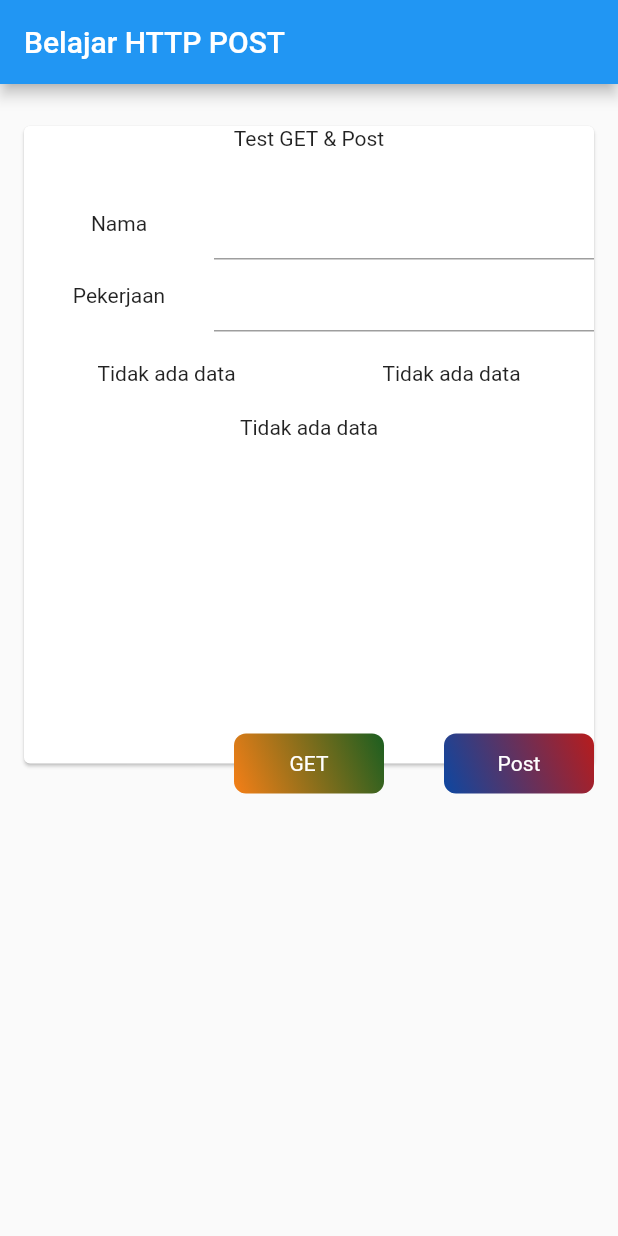
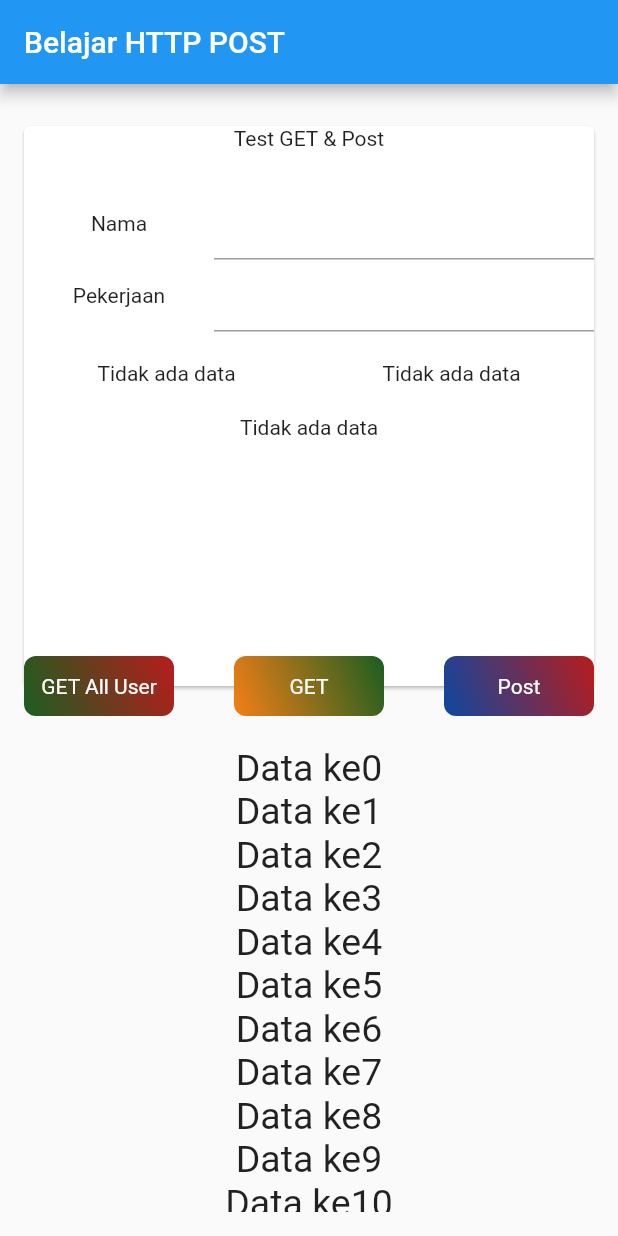
Before and after one commit to mtomyis/flutterku, a Flutter app: the screen it shows after launch, on a phone screen of 412 x 824 dp. Run offline on Flutter 3.47's test engine with Material 2 defaults, Android fonts, the phone set to English and light mode, and no system bars; our stand-ins replace logger.

Commit message:
get data json to listview

```diff
--- /dev/null
+++ b/lib/get_all_user_modal.dart
@@ -0,0 +1,57 @@
+import 'dart:convert';
+import 'package:http/http.dart' as http;
+
+class AllUser {
+  String id;
+  String name;
+
+  AllUser({this.id, this.name});
+
+  factory AllUser.showAllUser(Map<String, dynamic> object){
+    return AllUser(id: object['id'].toString(), name: object['first_name']+' '+object['last_name']);
+  }
+
+  static Future<List<AllUser>> connectToAPI(String page) async {
+
+    String apiURL = 'https://reqres.in/api/users?page='+page;
+
+    var apiResult = await http.get(apiURL);
+    var jsonObject = json.decode(apiResult.body);
+    List<dynamic> listUser = (jsonObject as Map<String, dynamic>)['data'];
+
+    List<AllUser> allUser = [];
+    for (int i=0; i<listUser.length; i++)
+      allUser.add(AllUser.showAllUser(listUser[i]));
+
+    return allUser;
+  }
+
+}
+
+// json response
+// {
+//     "page": 2,
+//     "per_page": 6,
+//     "total": 12,
+//     "total_pages": 2,
+//     "data": [
+//         {
+//             "id": 7,
+//             "email": "michael.lawson@reqres.in",
+//             "first_name": "Michael",
+//             "last_name": "Lawson",
+//             "avatar": "https://reqres.in/img/faces/7-image.jpg"
+//         },
+//         {
+//             "id": 8,
+//             "email": "lindsay.ferguson@reqres.in",
+//             "first_name": "Lindsay",
+//             "last_name": "Ferguson",
+//             "avatar": "https://reqres.in/img/faces/8-image.jpg"
+//         }
+//     ],
+//     "support": {
+//         "url": "https://reqres.in/#support-heading",
+//         "text": "To keep ReqRes free, contributions towards server costs are appreciated!"
+//     }
+// }
--- a/lib/main.dart
+++ b/lib/main.dart
@@ -1,6 +1,7 @@
 // import 'dart:math';
 
 import 'package:flutter/material.dart';
+import 'package:flutterku/get_all_user_modal.dart';
 import 'package:flutterku/get_user_modal.dart';
 import 'package:flutterku/login_page.dart';
 import 'package:flutterku/post_result_modal.dart';
@@ -570,9 +571,21 @@ class MyApp extends StatefulWidget {
 }
 
 class _MyAppState extends State<MyApp> {
+  List<Widget> widgets = [];
+
+  _MyAppState() {
+    for (var i = 0; i < 15; i++) {
+      widgets.add(Text(
+        "Data ke" + i.toString(),
+        style: TextStyle(fontSize: 25),
+      ));
+    }
+  }
+
   Logger logger = Logger();
   PostResult postResult = null;
   UserResult userResult = null;
+  AllUser allUser = null;
 
   final myController_name = TextEditingController();
   final myControllerjob = TextEditingController();
@@ -742,11 +755,71 @@ class _MyAppState extends State<MyApp> {
                         ),
                       ),
                     ),
+                    Align(
+                      alignment: Alignment.bottomLeft,
+                      child: Container(
+                        width: 100,
+                        height: 40,
+                        decoration: BoxDecoration(
+                            borderRadius: BorderRadius.circular(8),
+                            gradient: LinearGradient(
+                                colors: [Colors.red[900], Colors.green[900]],
+                                begin: Alignment.topRight,
+                                end: Alignment.bottomLeft)),
+                        child: Material(
+                          color: Colors.transparent,
+                          child: Center(
+                            child: InkWell(
+                              splashColor: Colors.red.withAlpha(30),
+                              onTap: () {
+                                // String v_nama =  myController_name.text;
+                                // String v_job = myControllerjob.text;
+
+                                // print(v_nama);
+                                AllUser.connectToAPI("2").then((allUser) {
+                                  allUser = allUser;
+                                  widgets.clear();
+                                  for (var i = 0; i < allUser.length; i++) {
+                                    widgets.add(Text(
+                                      "Id :" +
+                                          allUser[i].id.toString() +
+                                          " " +
+                                          allUser[i].name.toString(),
+                                      style: TextStyle(fontSize: 25),
+                                    ));
+                                  }
+                                  // logger.d();
+                                  setState(() {});
+                                });
+                              },
+                              child: Center(
+                                child: Text(
+                                  "GET All User",
+                                  style: TextStyle(color: Colors.white),
+                                ),
+                              ),
+                            ),
+                          ),
+                        ),
+                      ),
+                    ),
                   ],
                 ),
               ),
-              Spacer(
-                flex: 3,
+              Flexible(
+                flex: 4,
+                child: Container(
+                  margin: EdgeInsets.only(top: 20),
+                  child: ListView(
+                    children: [
+                      Column(
+                        crossAxisAlignment: CrossAxisAlignment.center,
+                        mainAxisSize: MainAxisSize.max,
+                        children: widgets,
+                      )
+                    ],
+                  ),
+                ),
               )
             ],
           ),
```
